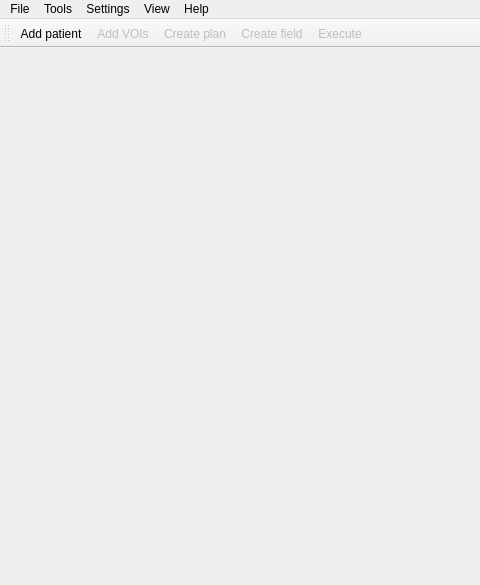
Above: pytripgui/view/main_window.ui from pytrip/pytripgui before the change; both pictures show x 0 to 480 and y 0 to 585 of the 942 by 585 pixel window. Below: the same form after it.
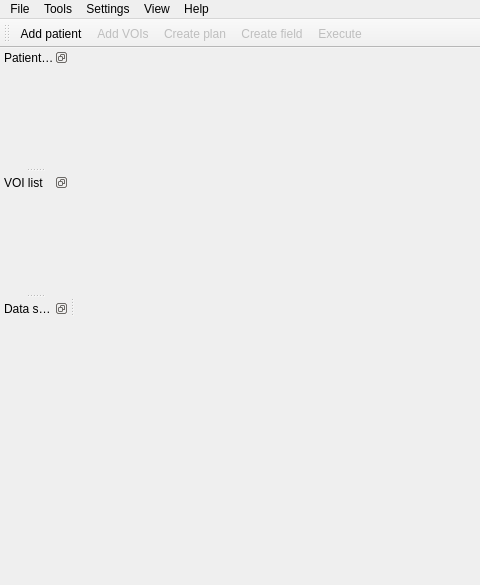
That is the form after the change. Icons and pictures are not drawn.

```diff
--- a/pytripgui/view/main_window.ui
+++ b/pytripgui/view/main_window.ui
@@ -176,6 +176,60 @@
    <addaction name="actionCreate_field"/>
    <addaction name="actionExecute_Plan"/>
   </widget>
+  <widget class="QDockWidget" name="patientTree_dockWidget">
+   <property name="features">
+    <set>QDockWidget::DockWidgetFloatable|QDockWidget::DockWidgetMovable</set>
+   </property>
+   <property name="windowTitle">
+    <string>Patient tree</string>
+   </property>
+   <attribute name="dockWidgetArea">
+    <number>1</number>
+   </attribute>
+   <widget class="QWidget" name="dockWidgetContents_2"/>
+  </widget>
+  <widget class="QDockWidget" name="voiList_dockWidget">
+   <property name="features">
+    <set>QDockWidget::DockWidgetFloatable|QDockWidget::DockWidgetMovable</set>
+   </property>
+   <property name="windowTitle">
+    <string>VOI list</string>
+   </property>
+   <attribute name="dockWidgetArea">
+    <number>1</number>
+   </attribute>
+   <widget class="QWidget" name="voiList_contents"/>
+  </widget>
+  <widget class="QDockWidget" name="dataSample_dockWidget">
+   <property name="sizePolicy">
+    <sizepolicy hsizetype="Preferred" vsizetype="Preferred">
+     <horstretch>0</horstretch>
+     <verstretch>0</verstretch>
+    </sizepolicy>
+   </property>
+   <property name="minimumSize">
+    <size>
+     <width>69</width>
+     <height>42</height>
+    </size>
+   </property>
+   <property name="maximumSize">
+    <size>
+     <width>524287</width>
+     <height>524287</height>
+    </size>
+   </property>
+   <property name="features">
+    <set>QDockWidget::DockWidgetFloatable|QDockWidget::DockWidgetMovable</set>
+   </property>
+   <property name="windowTitle">
+    <string>Data sample</string>
+   </property>
+   <attribute name="dockWidgetArea">
+    <number>1</number>
+   </attribute>
+   <widget class="QWidget" name="dockWidgetContents_4"/>
+  </widget>
   <action name="actionOpen_Voxelplan">
    <property name="text">
     <string>Open VOXELPLAN</string>
```
